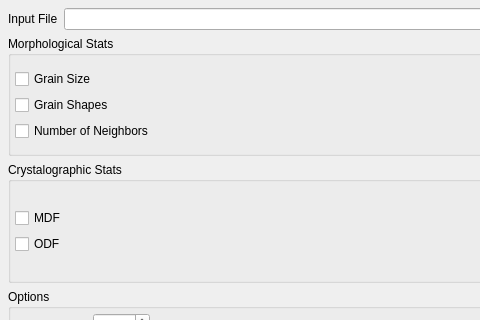
Old version of the form Source/UIPlugins/MicrostructureStatistics/MicrostructureStatisticsWidget.ui in the repository BlueQuartzSoftware/DREAM3D; both pictures show x 0 to 480 and y 0 to 320 of the 601 by 617 pixel window.
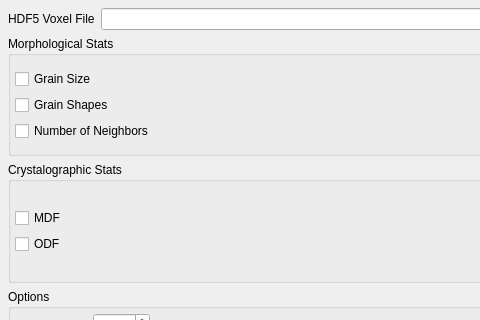
New version of the form. Icons and pictures are not drawn. Custom widgets are drawn as their Qt base class.

Commit message: Write the settings for the MicroStats to a preference file or settings file

Patch:
```diff
--- a/Source/UIPlugins/MicrostructureStatistics/MicrostructureStatisticsWidget.ui
+++ b/Source/UIPlugins/MicrostructureStatistics/MicrostructureStatisticsWidget.ui
@@ -22,7 +22,7 @@
      <item row="0" column="0">
       <widget class="QLabel" name="label_11">
        <property name="text">
-        <string>Input File</string>
+        <string>HDF5 Voxel File</string>
        </property>
       </widget>
      </item>
```
Left out of the diff: 10 changed lines with no effect on the pictures. The commit also changes 2 other files.
